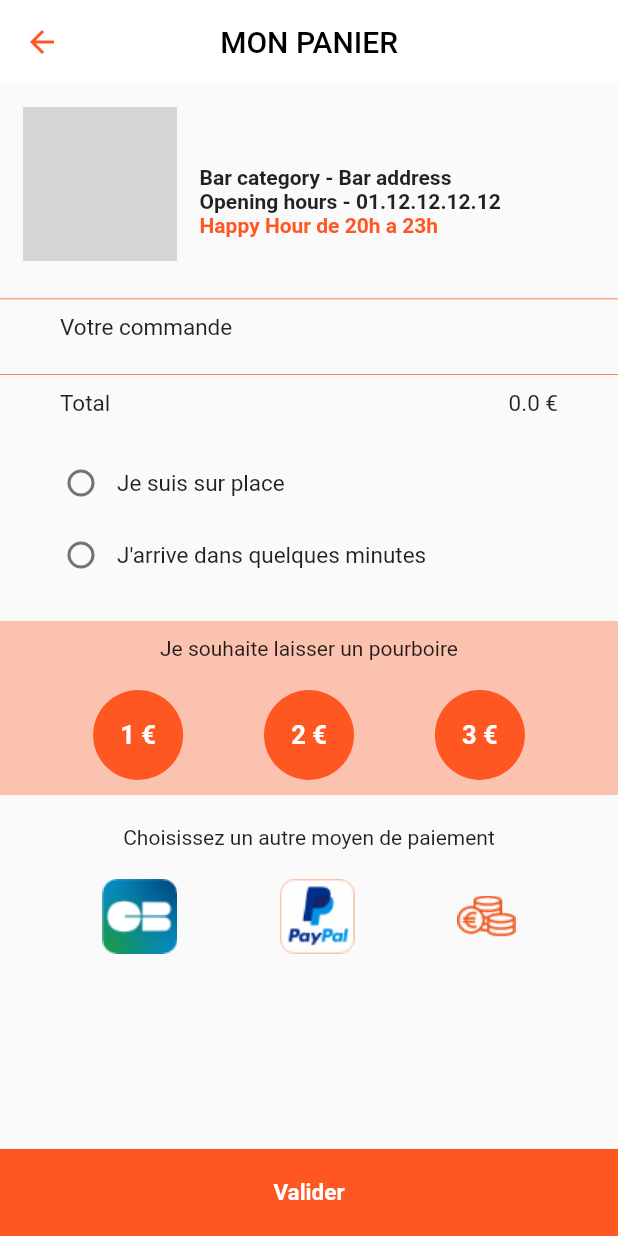
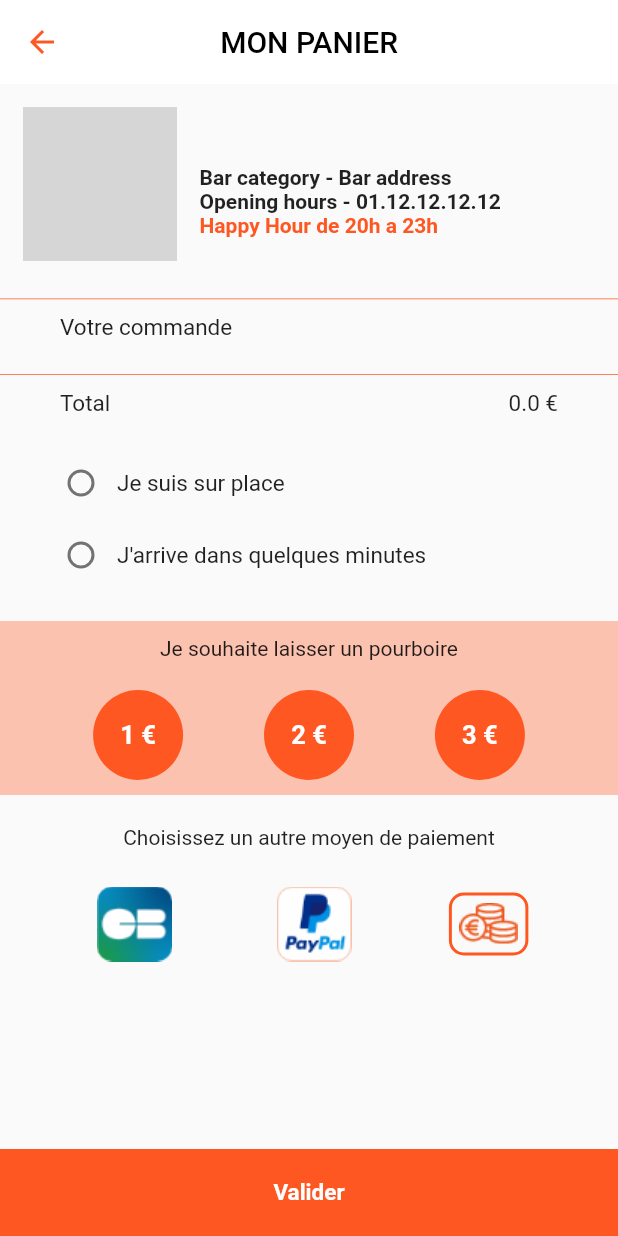
Before and after one commit to TavernierAlicia/Projet-B3_Mobile, a Flutter app: the PageCart screen opened directly with empty values, on a phone screen of 412 x 824 dp. Run offline on Flutter 3.47's test engine with Material 2 defaults, Android fonts, the phone set to English and light mode, and no system bars; our stand-ins replace flutter_map, latlong; network calls fail; grey boxes are pictures that could not be loaded.

Commit message:
Adding choose payment method feature

```diff
--- a/lib/pages/page_cart.dart
+++ b/lib/pages/page_cart.dart
@@ -19,10 +19,17 @@ enum UserPosition {
   onMyWay,
 }
 
+enum PaymentMethod {
+  cb,
+  payPal,
+  cash,
+}
+
 class _PageCartState extends State<PageCart> {
 
   double          _screenWidth = 0 ;
   UserPosition    _currentUserPosition = UserPosition.unspecified ;
+  PaymentMethod   _selectedPaymentMethod = PaymentMethod.cash ;
 
   static const String DEFAULT_ARRIVING_IN_TEXT = "J'arrive dans quelques minutes" ;
 
@@ -102,12 +109,36 @@ class _PageCartState extends State<PageCart> {
         Row(
           mainAxisAlignment: MainAxisAlignment.spaceEvenly,
           children: <Widget>[
-            Image.asset("assets/cb.png"),
-            Image.asset("assets/paypal.png"),
-            Image.asset("assets/money.png"),
+            _paymentMethodItem(PaymentMethod.cb, "assets/cb.png"),
+            _paymentMethodItem(PaymentMethod.payPal, "assets/paypal.png"),
+            _paymentMethodItem(PaymentMethod.cash, "assets/money.png"),
           ],
         ),
       ],
+    );
+  }
+
+  Widget    _paymentMethodItem(PaymentMethod paymentMethod, String imagePath) {
+    return GestureDetector(
+      onTap: (() {
+        setState(() {
+          _selectedPaymentMethod = paymentMethod ;
+        });
+      }),
+      child: Container(
+        decoration: (_selectedPaymentMethod == paymentMethod) ? BoxDecoration(
+          border: Border.all(
+            width: 2,
+            color: Colors.deepOrange,
+            style: BorderStyle.solid,
+          ),
+          borderRadius: BorderRadius.circular(10),
+        ) : null,
+        child: Padding(
+          padding: EdgeInsets.all(5),
+          child: Image.asset(imagePath),
+        ),
+      ),
     );
   }
 
```
